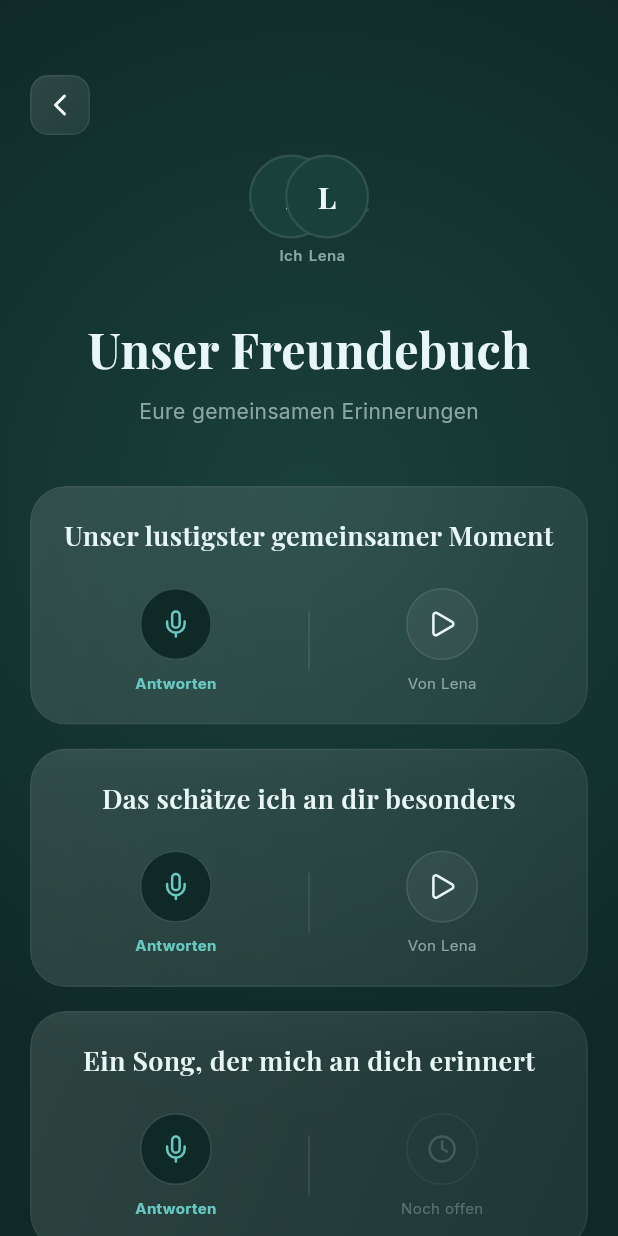
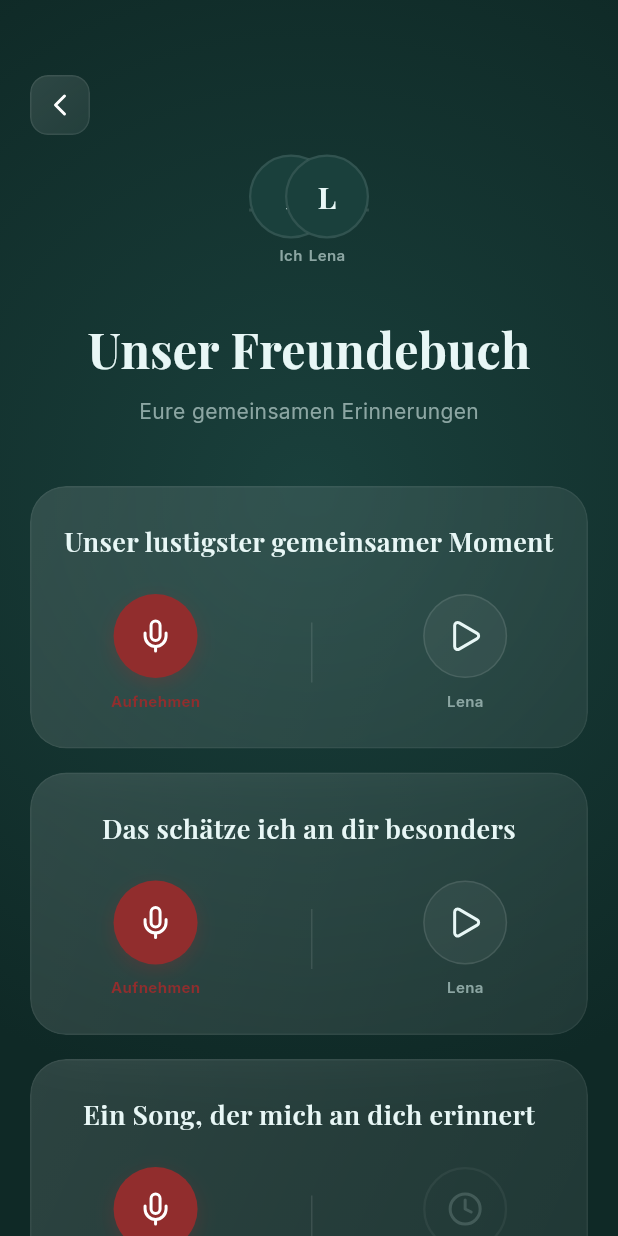
Before and after one commit to leonweinrich99/lately_app, a Flutter app: the FriendshipBookScreen screen opened directly with empty values, on a phone screen of 412 x 824 dp. Run offline on Flutter 3.47's test engine with Material 3 defaults, Android fonts, the phone set to English and light mode, and no system bars; our stand-ins replace flutter_riverpod, google_fonts, just_audio, lucide_icons.

Commit message:
anpassungen am freundebuch screen und verbindung von aufnahme screen und freundebuch screen

```diff
--- a/lib/src/features/friendship_book/presentation/friendship_book_screen.dart
+++ b/lib/src/features/friendship_book/presentation/friendship_book_screen.dart
@@ -4,10 +4,11 @@ import 'package:google_fonts/google_fonts.dart';
 import 'package:lucide_icons/lucide_icons.dart';
 import '../../../core/theme/app_colors.dart';
 import '../../../core/widgets/glass_container.dart';
+import '../../../core/widgets/tactile_button.dart';
 import '../../../core/services/audio_player_service.dart';
 import '../../friendship_book/data/friendship_book_repository.dart';
 import '../../friendship_book/domain/friendship_book_model.dart';
-import '../../feed/domain/challenge_model.dart'; // Für den Recorder-Kontext
+import '../../feed/domain/challenge_model.dart';
 import '../../recorder/presentation/record_screen.dart';
 
 class FriendshipBookScreen extends ConsumerWidget {
@@ -19,11 +20,52 @@ class FriendshipBookScreen extends ConsumerWidget {
     required this.userId,
   }) : isMe = userId == 'current_user_id';
 
+  // --- LOGIK: NEUE FRAGE HINZUFÜGEN ---
+  void _showAddQuestionDialog(BuildContext context, WidgetRef ref) {
+    final textController = TextEditingController();
+
+    showDialog(
+      context: context,
+      builder: (context) => AlertDialog(
+        backgroundColor: AppColors.bgSurface,
+        shape: RoundedRectangleBorder(borderRadius: BorderRadius.circular(24), side: BorderSide(color: Colors.white.withOpacity(0.1))),
+        title: Text("Neue Frage", style: GoogleFonts.playfairDisplay(color: AppColors.textLight, fontWeight: FontWeight.bold)),
+        content: TextField(
+          controller: textController,
+          style: GoogleFonts.inter(color: AppColors.textLight),
+          decoration: InputDecoration(
+            hintText: "Was möchtest du fragen?",
+            hintStyle: GoogleFonts.inter(color: AppColors.textDim),
+            enabledBorder: UnderlineInputBorder(borderSide: BorderSide(color: AppColors.textDim)),
+            focusedBorder: UnderlineInputBorder(borderSide: BorderSide(color: AppColors.accent)),
+          ),
+        ),
+        actions: [
+          TextButton(
+            onPressed: () => Navigator.pop(context),
+            child: Text("Abbrechen", style: GoogleFonts.inter(color: AppColors.textDim)),
+          ),
+          TextButton(
+            onPressed: () async {
+              if (textController.text.isNotEmpty) {
+                // 1. Speichern im Repository
+                await ref.read(friendshipBookRepositoryProvider).addQuestion(userId, textController.text);
+                // 2. UI aktualisieren (Provider neu laden)
+                ref.invalidate(friendshipBookProvider(userId));
+                if (context.mounted) Navigator.pop(context);
+              }
+            },
+            child: Text("Hinzufügen", style: GoogleFonts.inter(color: AppColors.accent, fontWeight: FontWeight.bold)),
+          ),
+        ],
+      ),
+    );
+  }
+
   @override
   Widget build(BuildContext context, WidgetRef ref) {
-    // 1. Wir laden das Profil des FREUNDES
+    // Wir laden BEIDE Profile: Das des Freundes und mein eigenes
     final friendBookAsync = ref.watch(friendshipBookProvider(userId));
-    // 2. Wir laden MEIN Profil (um meine Antworten zu sehen)
     final myBookAsync = ref.watch(friendshipBookProvider('current_user_id'));
 
     final audioState = ref.watch(audioPlayerProvider);
@@ -32,7 +74,7 @@ class FriendshipBookScreen extends ConsumerWidget {
       backgroundColor: AppColors.bgDeep,
       body: Stack(
         children: [
-          // Hintergrund
+          // Globaler Hintergrund
           Container(
             decoration: const BoxDecoration(
               gradient: RadialGradient(
@@ -48,9 +90,8 @@ class FriendshipBookScreen extends ConsumerWidget {
             child: friendBookAsync.when(
               data: (friendProfile) => myBookAsync.when(
                 data: (myProfile) => Column(
-                  crossAxisAlignment: CrossAxisAlignment.center,
                   children: [
-                    // --- HEADER: "UNSER FREUNDEBUCH" ---
+                    // --- HEADER BEREICH ---
                     if (!isMe) ...[
                       _buildConnectionHeader(friendProfile),
                       const SizedBox(height: 30),
@@ -71,25 +112,30 @@ class FriendshipBookScreen extends ConsumerWidget {
                         ),
                       ),
                     ] else ...[
-                      // Fallback, falls ich mein eigenes Buch ansehe (sollte eigentlich über ProfileScreen laufen)
+                      // Fallback falls man fälschlicherweise hier landet
                       Text("Mein Freundebuch", style: GoogleFonts.playfairDisplay(fontSize: 32, color: AppColors.textLight)),
                     ],
 
                     const SizedBox(height: 40),
 
-                    // --- DIE FRAGEN (DU vs. ICH) ---
+                    // --- FRAGEN LISTE ---
                     ListView.separated(
                       physics: const NeverScrollableScrollPhysics(),
                       shrinkWrap: true,
-                      itemCount: friendProfile.entries.length,
+                      itemCount: friendProfile.entries.length + 1, // +1 für den "Hinzufügen"-Button
                       separatorBuilder: (_, __) => const SizedBox(height: 16),
                       itemBuilder: (context, index) {
+                        // Der Button ganz unten
+                        if (index == friendProfile.entries.length) {
+                          return _buildAddQuestionButton(context, ref);
+                        }
+
                         final friendEntry = friendProfile.entries[index];
-                        // Finde den passenden Eintrag in meinem Buch (basierend auf ID oder Index)
-                        // Da Mock-Daten evtl. unterschiedliche IDs haben, nehmen wir hier sicherheitshalber den Index oder suchen nach ID
+
+                        // Finde den passenden Eintrag in MEINEM Buch (über die Frage)
                         final myEntry = myProfile.entries.firstWhere(
-                                (e) => e.id == friendEntry.id,
-                            orElse: () => FriendshipBookEntry(id: 'temp', question: friendEntry.question) // Leerer Dummy
+                                (e) => e.question == friendEntry.question,
+                            orElse: () => FriendshipBookEntry(id: friendEntry.id, question: friendEntry.question)
                         );
 
                         return _buildSharedEntryCard(
@@ -105,15 +151,20 @@ class FriendshipBookScreen extends ConsumerWidget {
                     ),
                   ],
                 ),
-                loading: () => const SizedBox(), // Warten auf MyProfile
+                loading: () => const SizedBox(),
                 error: (e, _) => const SizedBox(),
               ),
-              loading: () => const Center(child: Padding(padding: EdgeInsets.only(top: 100), child: CircularProgressIndicator(color: AppColors.accent))),
+              loading: () => const Center(
+                  child: Padding(
+                      padding: EdgeInsets.only(top: 100),
+                      child: CircularProgressIndicator(color: AppColors.accent)
+                  )
+              ),
               error: (err, _) => Center(child: Text("Fehler", style: TextStyle(color: AppColors.alert))),
             ),
           ),
 
-          // Back Button
+          // Back Button (Nur wenn wir bei einem Freund sind)
           if (!isMe)
             Positioned(
               top: 50, left: 20,
@@ -130,26 +181,29 @@ class FriendshipBookScreen extends ConsumerWidget {
     );
   }
 
-  // --- HEADER MIT VERBINDUNG ---
+  // --- WIDGETS ---
+
+  // 1. Header mit Verbindungslinie
   Widget _buildConnectionHeader(FriendshipBookProfile friendProfile) {
     return SizedBox(
       height: 80,
       child: Stack(
         alignment: Alignment.center,
         children: [
-          // Verbindung
+          // Linie
           Container(
             width: 80, height: 2,
             decoration: BoxDecoration(
-              gradient: LinearGradient(colors: [Colors.white.withOpacity(0.1), AppColors.accent, Colors.white.withOpacity(0.1)]),
+                gradient: LinearGradient(colors: [Colors.white.withOpacity(0.1), AppColors.accent, Colors.white.withOpacity(0.1)])
             ),
           ),
+          // Herz-Icon
           Container(
             width: 24, height: 24,
             decoration: BoxDecoration(color: AppColors.bgDeep, shape: BoxShape.circle, border: Border.all(color: AppColors.accent)),
             child: const Icon(LucideIcons.heart, size: 10, color: AppColors.accent),
           ),
-          // Avatare
+          // Avatare Links & Rechts
           Positioned(left: 0, child: _buildSmallAvatar("I", "Ich")),
           Positioned(right: 0, child: _buildSmallAvatar(friendProfile.avatarLetter, friendProfile.displayName)),
         ],
@@ -166,7 +220,9 @@ class FriendshipBookScreen extends ConsumerWidget {
             color: AppColors.bgSurface, shape: BoxShape.circle,
             border: Border.all(color: Colors.white.withOpacity(0.1), width: 1.5),
           ),
-          child: Center(child: Text(letter, style: GoogleFonts.playfairDisplay(fontSize: 20, fontWeight: FontWeight.bold, color: AppColors.textLight))),
+          child: Center(
+              child: Text(letter, style: GoogleFonts.playfairDisplay(fontSize: 20, fontWeight: FontWeight.bold, color: AppColors.textLight))
+          ),
         ),
         const SizedBox(height: 4),
         Text(label, style: GoogleFonts.inter(fontSize: 10, fontWeight: FontWeight.w600, color: AppColors.textDim)),
@@ -174,7 +230,7 @@ class FriendshipBookScreen extends ConsumerWidget {
     );
   }
 
-  // --- DIE FRAGE-KARTE (DUAL VIEW) ---
+  // 2. Die Karte mit der Frage und zwei Seiten
   Widget _buildSharedEntryCard(
       BuildContext context, {
         required String question,
@@ -185,53 +241,50 @@ class FriendshipBookScreen extends ConsumerWidget {
         required AudioState audioState,
       }) {
     return GlassContainer(
-      padding: const EdgeInsets.all(20),
-      // Subtiler Rahmen für Hochwertigkeit
+      padding: const EdgeInsets.symmetric(vertical: 24, horizontal: 16),
       borderColor: Colors.white.withOpacity(0.05),
       child: Column(
         children: [
-          // 1. Die Frage
+          // Die Frage oben
           Text(
             question,
             textAlign: TextAlign.center,
             style: GoogleFonts.playfairDisplay(
-                fontSize: 18,
-                fontWeight: FontWeight.w600,
-                color: AppColors.textLight,
-                height: 1.3
+                fontSize: 18, fontWeight: FontWeight.w600, color: AppColors.textLight, height: 1.3
             ),
           ),
 
           const SizedBox(height: 24),
 
-          // 2. Die zwei Seiten (Split View)
+          // Split View
           Row(
+            mainAxisAlignment: MainAxisAlignment.spaceAround,
             children: [
               // --- MEINE SEITE ---
-              Expanded(
-                child: _buildPlayerOrRecorder(
+              _buildSideAction(
                 context,
-                  entry: myEntry,
-                  isMe: true,
-                  name: "Ich",
+                hasAnswer: myEntry.hasAnswer,
+                audioUrl: myEntry.audioUrl,
+                isMe: true, // Das bin ich
+                label: "Meine Antwort",
                 ref: ref,
                 audioState: audioState,
-                ),
+                questionText: question,
               ),
 
-              // Trennlinie
-              Container(width: 1, height: 40, color: Colors.white.withOpacity(0.1), margin: const EdgeInsets.symmetric(horizontal: 12)),
+              // Vertikale Linie
+              Container(width: 1, height: 40, color: Colors.white.withOpacity(0.1)),
 
               // --- FREUNDES SEITE ---
-              Expanded(
-                child: _buildPlayerOrRecorder(
+              _buildSideAction(
                 context,
-                  entry: friendEntry,
-                  isMe: false,
-                  name: friendName,
+                hasAnswer: friendEntry.hasAnswer,
+                audioUrl: friendEntry.audioUrl,
+                isMe: false, // Das ist der Freund
+                label: friendName,
                 ref: ref,
                 audioState: audioState,
-                ),
+                questionText: question,
               ),
             ],
           ),
@@ -240,112 +293,149 @@ class FriendshipBookScreen extends ConsumerWidget {
     );
   }
 
-  Widget _buildPlayerOrRecorder(
+  // 3. Logik für die einzelnen Buttons (Play, Record, Warten)
+  Widget _buildSideAction(
       BuildContext context, {
-        required FriendshipBookEntry entry,
+        required bool hasAnswer,
+        String? audioUrl,
         required bool isMe,
-        required String name,
+        required String label,
         required WidgetRef ref,
         required AudioState audioState,
+        required String questionText,
       }) {
-    // Wenn eine Antwort da ist -> Play Button
-    if (entry.hasAnswer) {
-      final isPlaying = audioState.playingUrl == entry.audioUrl && audioState.isPlaying;
+    // FALL 1: Antwort existiert -> Abspielen
+    if (hasAnswer) {
+      final isPlaying = audioUrl != null && audioState.playingUrl == audioUrl && audioState.isPlaying;
 
-      return GestureDetector(
-        onTap: () { if(entry.audioUrl != null) ref.read(audioPlayerProvider.notifier).toggle(entry.audioUrl!); },
-        child: Column(
+      return Column(
         children: [
-            Container(
-              width: 48, height: 48,
+          Row(
+            mainAxisSize: MainAxisSize.min,
+            children: [
+              GestureDetector(
+                onTap: () { if(audioUrl != null) ref.read(audioPlayerProvider.notifier).toggle(audioUrl); },
+                child: AnimatedContainer(
+                  duration: const Duration(milliseconds: 200),
+                  width: 56, height: 56,
                   decoration: BoxDecoration(
                     shape: BoxShape.circle,
                     color: isPlaying ? AppColors.accent : Colors.white.withOpacity(0.05),
                     border: Border.all(color: isPlaying ? AppColors.accent : Colors.white.withOpacity(0.1)),
+                    boxShadow: isPlaying ? [BoxShadow(color: AppColors.accent.withOpacity(0.4), blurRadius: 15)] : [],
                   ),
                   child: Icon(
                       isPlaying ? LucideIcons.pause : LucideIcons.play,
                       color: isPlaying ? AppColors.bgDeep : AppColors.textLight,
-                  size: 20
+                      size: 24
                   ),
                 ),
+              ),
+              // Option zum Bearbeiten wenn es meine Antwort ist
+              if (isMe)
+                Padding(
+                  padding: const EdgeInsets.only(left: 8.0),
+                  child: GestureDetector(
+                    onTap: () {
+                      _openRecorder(context, questionText);
+                    },
+                    child: Icon(LucideIcons.rotateCcw, size: 16, color: AppColors.textDim.withOpacity(0.5)),
+                  ),
+                ),
+            ],
+          ),
           const SizedBox(height: 8),
-            Text(
-              "Von $name",
-              style: GoogleFonts.inter(fontSize: 10, color: AppColors.textDim),
-              overflow: TextOverflow.ellipsis,
+          Text(label, style: GoogleFonts.inter(fontSize: 10, color: isPlaying ? AppColors.accent : AppColors.textDim, fontWeight: FontWeight.w600)),
+        ],
+      );
+    }
+
+    // FALL 2: Keine Antwort & ICH bin es -> Aufnehmen
+    else if (isMe) {
+      return GestureDetector(
+        onTap: () {
+          _openRecorder(context, questionText);
+        },
+        child: Column(
+          children: [
+            Container(
+              width: 56, height: 56,
+              decoration: BoxDecoration(
+                shape: BoxShape.circle,
+                color: AppColors.alert,
+                boxShadow: [BoxShadow(color: AppColors.alert.withOpacity(0.3), blurRadius: 10, offset: const Offset(0, 4))],
               ),
+              child: const Icon(LucideIcons.mic, color: Colors.white, size: 24),
+            ),
+            const SizedBox(height: 8),
+            Text("Aufnehmen", style: GoogleFonts.inter(fontSize: 10, color: AppColors.alert, fontWeight: FontWeight.bold)),
           ],
         ),
       );
     }
 
-    // Wenn KEINE Antwort da ist
+    // FALL 3: Keine Antwort & FREUND ist es -> Warten Symbol
     else {
-      // Wenn ich es bin -> Aufnahme Button
-      if (isMe) {
-        return GestureDetector(
-          onTap: () {
-            // Öffne Recorder für diese spezifische Frage
+      return Column(
+        children: [
+          Container(
+            width: 56, height: 56,
+            decoration: BoxDecoration(
+              shape: BoxShape.circle,
+              border: Border.all(color: Colors.white.withOpacity(0.05), width: 1.5),
+            ),
+            child: Icon(LucideIcons.clock, color: AppColors.textDim.withOpacity(0.3), size: 24),
+          ),
+          const SizedBox(height: 8),
+          Text("Noch offen", style: GoogleFonts.inter(fontSize: 10, color: AppColors.textDim.withOpacity(0.5))),
+        ],
+      );
+    }
+  }
+
+  // Helper Methode zum Öffnen des Recorders
+  void _openRecorder(BuildContext context, String questionText) {
     Navigator.of(context).push(
       MaterialPageRoute(
         builder: (_) => RecordScreen(
-                  // Wir erstellen on-the-fly eine "Mini-Challenge" für diese Frage
+          isDirectReply: true, // WICHTIG: Keine Gruppenauswahl
           challenge: Challenge(
-                    id: 'single_q_${entry.id}',
+              id: 'q_only',
               title: "Freundebuch",
               subtitle: "Deine Antwort",
               logo: "FB",
-                    questions: [entry.question],
+              questions: [questionText], // Die Frage übergeben
               bgColorHex: 0xFF1A403C,
-                    textColorHex: 0xFFE8F7F6,
+              textColorHex: 0xFFE8F7F6
           ),
         ),
       ),
     );
-          },
-          child: Column(
+  }
+
+  // 4. Button zum Hinzufügen am Ende der Liste
+  Widget _buildAddQuestionButton(BuildContext context, WidgetRef ref) {
+    return GestureDetector(
+      onTap: () => _showAddQuestionDialog(context, ref),
+      child: GlassContainer(
+        padding: const EdgeInsets.symmetric(vertical: 20),
+        borderColor: Colors.white.withOpacity(0.1),
+        child: Row(
+          mainAxisAlignment: MainAxisAlignment.center,
           children: [
-              Container(
-                width: 48, height: 48,
-                decoration: BoxDecoration(
-                  shape: BoxShape.circle,
-                  color: AppColors.bgDeep, // Dunkel
-                  border: Border.all(color: AppColors.textDim.withOpacity(0.3), style: BorderStyle.solid),
+            Icon(LucideIcons.plusCircle, color: AppColors.textDim, size: 20),
+            const SizedBox(width: 8),
+            Text(
+              "Eigene Frage hinzufügen",
+              style: GoogleFonts.inter(
+                  fontSize: 14,
+                  fontWeight: FontWeight.bold,
+                  color: AppColors.textDim
               ),
-                child: const Icon(LucideIcons.mic, color: AppColors.accent, size: 20),
-              ),
-              const SizedBox(height: 8),
-              Text(
-                "Antworten",
-                style: GoogleFonts.inter(fontSize: 10, color: AppColors.accent, fontWeight: FontWeight.bold),
             ),
           ],
         ),
-        );
-      }
-
-      // Wenn es der Freund ist -> "Wartet..." Anzeige
-      else {
-        return Column(
-          children: [
-            Container(
-              width: 48, height: 48,
-              decoration: BoxDecoration(
-                shape: BoxShape.circle,
-                color: Colors.transparent,
-                border: Border.all(color: Colors.white.withOpacity(0.05)),
       ),
-              child: Icon(LucideIcons.clock, color: AppColors.textDim.withOpacity(0.3), size: 20),
-            ),
-            const SizedBox(height: 8),
-            Text(
-              "Noch offen",
-              style: GoogleFonts.inter(fontSize: 10, color: AppColors.textDim.withOpacity(0.5)),
-            ),
-          ],
     );
   }
 }
-  }
-}
```
Also changed, not shown: lib/src/features/friendship_book/data/friendship_book_repository.dart (+99 -63 lines), lib/src/features/recorder/presentation/record_screen.dart (+73 -34 lines). Lines whose indentation alone changed are shown as unchanged.
